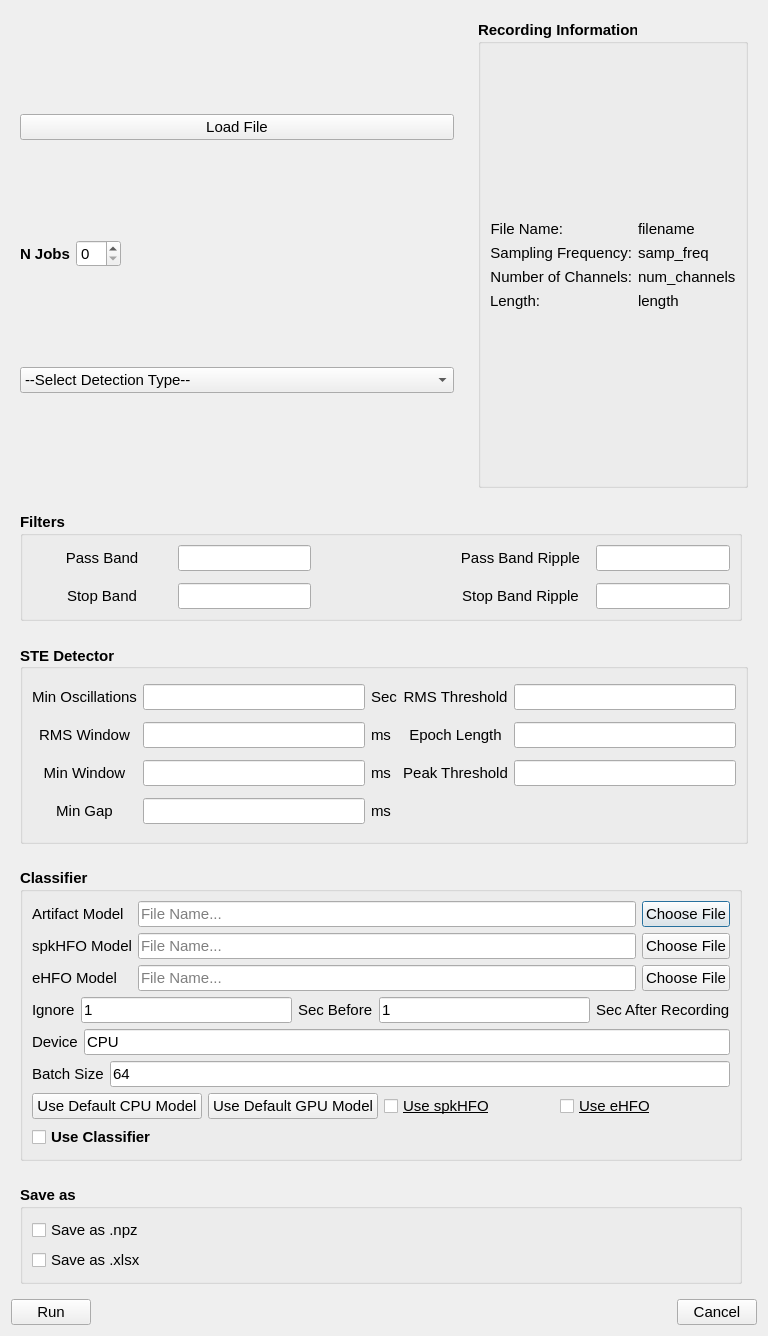
This is src/ui/quick_detection.ui in roychowdhuryresearch/pyHFO as Qt 5 draws it before an edit. The edited form follows.
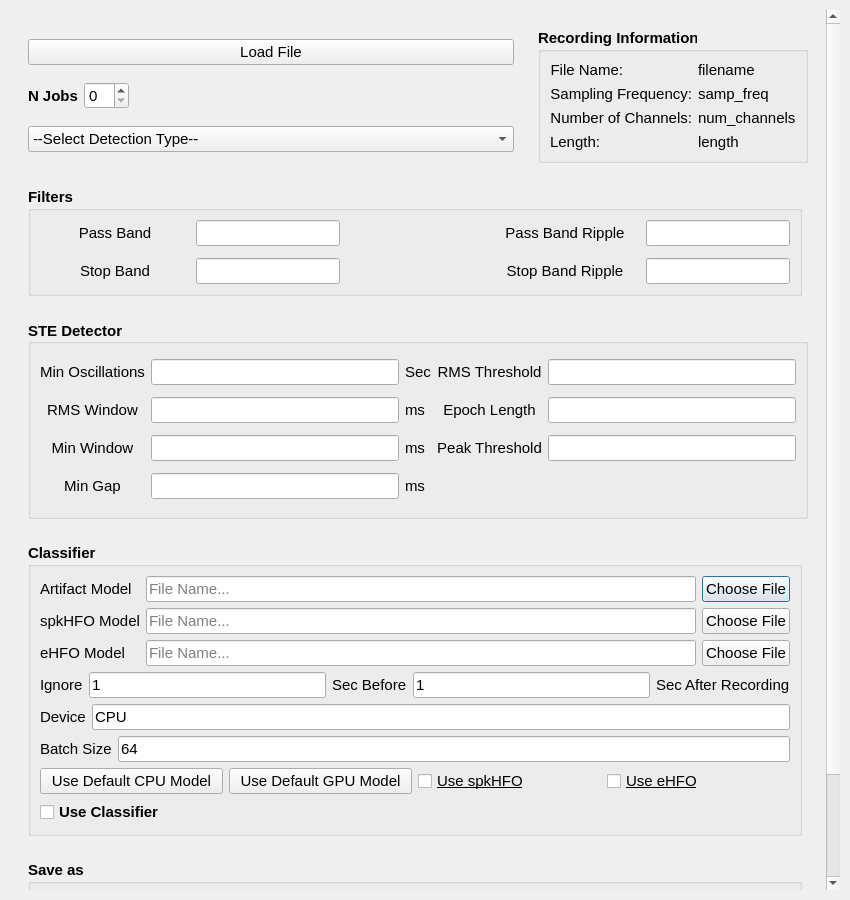
This is the edited form.

Commit message: improve quick detection window

Patch:
```diff
--- a/src/ui/quick_detection.ui
+++ b/src/ui/quick_detection.ui
@@ -6,15 +6,52 @@
    <rect>
     <x>0</x>
     <y>0</y>
-    <width>768</width>
-    <height>1336</height>
+    <width>850</width>
+    <height>900</height>
    </rect>
   </property>
+  <property name="minimumSize">
+   <size>
+    <width>800</width>
+    <height>600</height>
+   </size>
+  </property>
   <property name="windowTitle">
    <string>Dialog</string>
   </property>
   <layout class="QGridLayout" name="gridLayout_10">
+   <property name="spacing">
+    <number>10</number>
+   </property>
+   <property name="leftMargin">
+    <number>10</number>
+   </property>
+   <property name="topMargin">
+    <number>10</number>
+   </property>
+   <property name="rightMargin">
+    <number>10</number>
+   </property>
+   <property name="bottomMargin">
+    <number>10</number>
+   </property>
    <item row="0" column="0">
+    <widget class="QScrollArea" name="scrollArea">
+     <property name="frameShape">
+      <enum>QFrame::NoFrame</enum>
+     </property>
+     <property name="widgetResizable">
+      <bool>true</bool>
+     </property>
+     <property name="horizontalScrollBarPolicy">
+      <enum>Qt::ScrollBarAsNeeded</enum>
+     </property>
+     <property name="verticalScrollBarPolicy">
+      <enum>Qt::ScrollBarAsNeeded</enum>
+     </property>
+     <widget class="QWidget" name="scrollAreaWidgetContents">
+      <layout class="QGridLayout" name="gridLayout_scroll">
+       <item row="0" column="0">
     <layout class="QGridLayout" name="gridLayout_9" rowstretch="1,0,0,0,0,0,0">
      <item row="2" column="0">
       <widget class="QStackedWidget" name="stackedWidget_2">
@@ -2183,6 +2220,10 @@
       </widget>
      </item>
     </layout>
+       </item>
+      </layout>
+     </widget>
+    </widget>
    </item>
   </layout>
  </widget>
```
Left out of the diff: 2 changed lines with no effect on the pictures. The commit also changes 3 other files.
